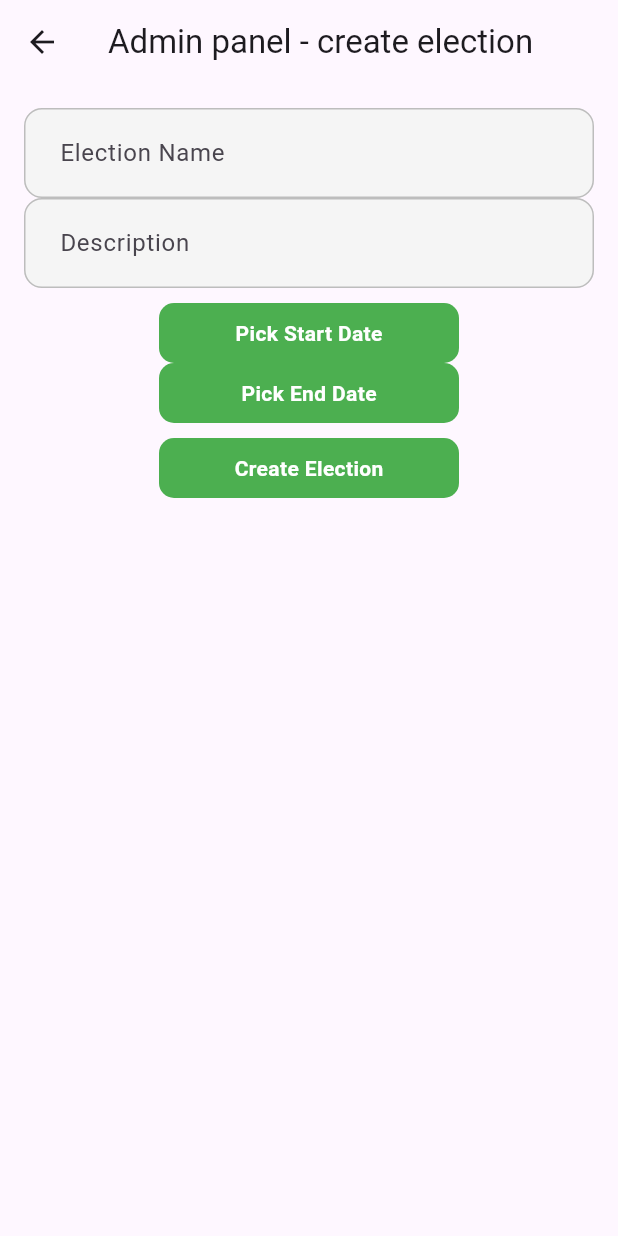
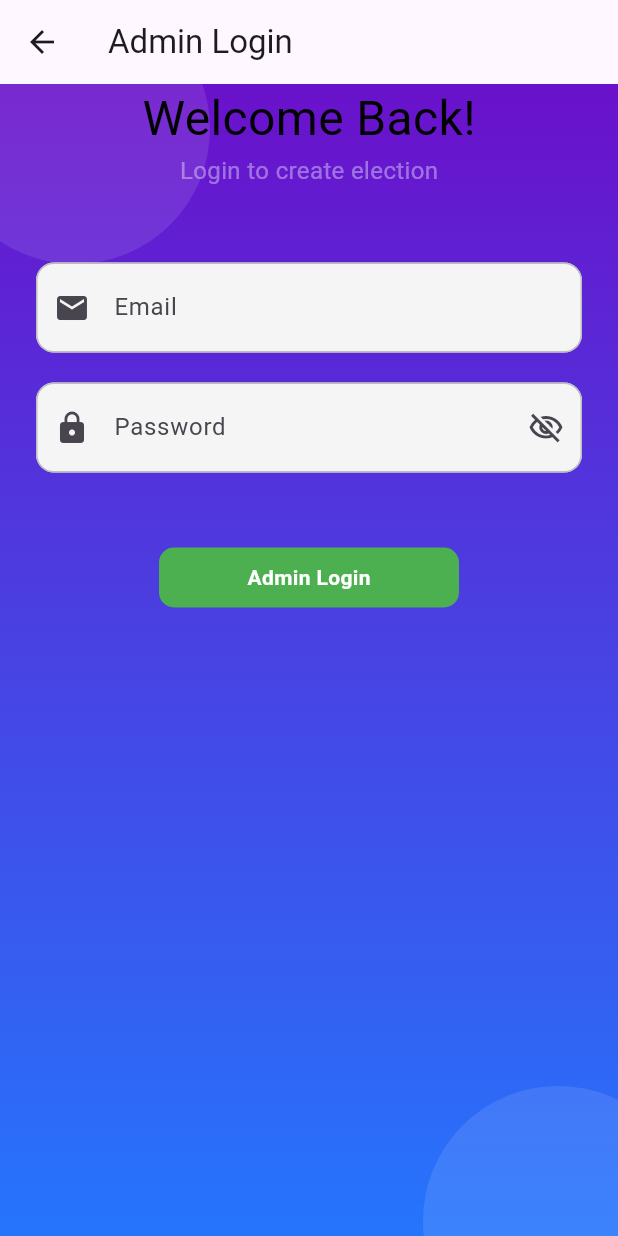
Before and after one commit to farhanfk1/voting-system, a Flutter app: the screen it shows after launch, after a tap on "Admin", on a phone screen of 412 x 824 dp. Run offline on Flutter 3.47's test engine with Material 3 defaults, Android fonts, the light colour scheme and no system bars; our stand-ins replace another_flushbar, firebase_auth, firebase_core, fluttertoast; missing offline and left inert: web3dart; accounts and stored records are empty; network calls fail.

Commit message:
home, voter, result Screen code

```diff
--- a/voting_system/lib/main.dart
+++ b/voting_system/lib/main.dart
@@ -4,8 +4,10 @@ import 'package:flutter/material.dart';
 import 'package:provider/provider.dart';
 import 'package:voting_system/utils/routes/routes.dart';
 import 'package:voting_system/utils/routes/routes_name.dart';
+import 'package:voting_system/viewsModel/admin_auth_view_model.dart';
 import 'package:voting_system/viewsModel/election_view_model.dart';
 import 'package:voting_system/viewsModel/login_view_model.dart';
+import 'package:voting_system/viewsModel/vote_view_model.dart';
 
 void main() async{
    WidgetsFlutterBinding.ensureInitialized();
@@ -37,7 +39,10 @@ class MyApp extends StatelessWidget {
 
     return MultiProvider(providers: [
       ChangeNotifierProvider(create: (_) => LoginViewModel()),
+      ChangeNotifierProvider(create: (_) => AdminAuthViewModel()),
       ChangeNotifierProvider(create: (_) => ElectionViewModel()),
+      ChangeNotifierProvider(create: (_) => VoteViewModel()),
+
 
     ],
     child:  MaterialApp(
--- a/voting_system/lib/utils/routes/routes.dart
+++ b/voting_system/lib/utils/routes/routes.dart
@@ -1,10 +1,13 @@
 import 'package:flutter/material.dart';
 import 'package:voting_system/utils/routes/routes_name.dart';
+import 'package:voting_system/views/Admin_login.dart';
 import 'package:voting_system/views/create_election_view.dart';
 import 'package:voting_system/views/forgor_password.dart';
 import 'package:voting_system/views/home.dart';
 import 'package:voting_system/views/login.dart';
+import 'package:voting_system/views/result.dart';
 import 'package:voting_system/views/signup.dart';
+import 'package:voting_system/views/vote.dart';
 
 class Routes {
   static Route<dynamic> generateRoute(RouteSettings settings){
@@ -13,6 +16,9 @@ class Routes {
 
       case RoutesName.login:
       return MaterialPageRoute(builder: (BuildContext context)=> LoginScreen());
+
+      case RoutesName.admin:
+      return MaterialPageRoute(builder: (BuildContext context)=> AdminLoginScreen());
 
        case RoutesName.signup:
       return MaterialPageRoute(builder: (BuildContext context)=> SignUpScreen());
@@ -26,6 +32,22 @@ class Routes {
       case RoutesName.home:
       return MaterialPageRoute(builder: (BuildContext context)=> HomeScreen());
 
+
+      case RoutesName.voter:
+      final args = settings.arguments as Map<String, dynamic>;
+      return MaterialPageRoute(builder: (BuildContext context)=> VoterScreen(
+            electionId: args['electionId'],
+          electionName: args['electionName'],
+
+      ));
+
+
+      case RoutesName.result:
+            final args = settings.arguments as Map<String, dynamic>;
+      return MaterialPageRoute(builder: (BuildContext context)=> ResultScreen(
+        electionId: args['electionId'],
+      ));
+
       default:
       return MaterialPageRoute(builder: (_){
        return Scaffold(
--- a/voting_system/lib/utils/routes/routes_name.dart
+++ b/voting_system/lib/utils/routes/routes_name.dart
@@ -1,5 +1,6 @@
 class RoutesName {
   static const String  login = 'login_screen';
+    static const String  admin = 'admin_screen';
   static const String  signup = 'signup_screen';
     static const String  forgot = 'forgot_screen';
   static const String  createElection = 'createElection_screen';
--- /dev/null
+++ b/voting_system/lib/views/Admin_login.dart
@@ -0,0 +1,171 @@
+import 'package:flutter/material.dart';
+import 'package:provider/provider.dart';
+import 'package:voting_system/utils/routes/routes_name.dart';
+import 'package:voting_system/utils/utils.dart';
+import 'package:voting_system/viewsModel/admin_auth_view_model.dart';
+import 'package:voting_system/widgets/reusable_textfield.dart';
+import 'package:voting_system/widgets/round_button.dart';
+
+class AdminLoginScreen extends StatefulWidget {
+  const AdminLoginScreen({super.key});
+
+  @override
+  State<AdminLoginScreen> createState() => _AdminLoginScreenState();
+}
+
+class _AdminLoginScreenState extends State<AdminLoginScreen> {
+       ValueNotifier<bool> _obsecurePassword = ValueNotifier<bool>(true);
+       final TextEditingController _emailController = TextEditingController();
+       final TextEditingController _passwordController = TextEditingController();
+       final _formKey = GlobalKey<FormState>();
+     FocusNode emailFocusNode = FocusNode();
+    FocusNode passwordFocusNode = FocusNode();
+  void _login()async{
+    final email = _emailController.text.trim().toLowerCase();
+    final password = _passwordController.text.trim();
+final viewModel = Provider.of<AdminAuthViewModel>(context, listen: false);
+final success = await viewModel.adminLogin(email, password);
+if (success){
+ Navigator.pushNamed(context, RoutesName.createElection);
+}else{
+  ScaffoldMessenger.of(context).showSnackBar(SnackBar(content: Text('Invalid admin credentials')));
+}
+
+  }
+  @override
+  void dispose() {
+      _emailController.dispose();
+      _passwordController.dispose();
+      _obsecurePassword.dispose();
+      emailFocusNode.dispose();
+      passwordFocusNode.dispose();
+    super.dispose();
+  }
+  @override
+  Widget build(BuildContext context) {
+      final viewModel = Provider.of<AdminAuthViewModel>(context);
+
+    return Scaffold(
+      appBar: AppBar(title: const Text("Admin Login")),
+   body: Stack(
+     children:[
+      Container(
+        decoration: BoxDecoration(
+          gradient: LinearGradient(colors: [Color(0xFF6a11cb), Color(0xFF2575fc)],
+          begin: Alignment.topCenter,
+          end: Alignment.bottomCenter
+          )
+        ),
+      ),
+
+         Positioned(
+          top: -60,
+         left: -40,
+          child: Container(
+            height: 180,
+            width: 180,
+            decoration: BoxDecoration(
+              shape: BoxShape.circle,
+              color: Colors.white.withOpacity(0.1),
+            ),
+          )
+          ),
+          Positioned(
+            bottom: -80,
+            right: -50,
+            child: Container(
+              height: 180,
+              width: 180,
+              decoration: BoxDecoration(
+                shape: BoxShape.circle,
+                color: Colors.white.withOpacity(0.1),
+              ),
+            )
+            ),
+
+      Column(
+       mainAxisSize: MainAxisSize.min,
+       children: [
+                 Text("Welcome Back!", style: TextStyle(
+                 fontSize: 32, color: Colors.black)),
+                 Text("Login to create election",
+                 style: TextStyle(
+                 fontSize: 16, color: Colors.white38)),
+                 SizedBox(height: 50),
+
+       Form(
+         key: _formKey,
+         child: Padding(
+           padding: const EdgeInsets.symmetric(horizontal: 24.0),
+           child: Column(
+           mainAxisAlignment: MainAxisAlignment.center,
+           crossAxisAlignment: CrossAxisAlignment.center,
+             children: [
+               ReusableTextFormField(
+                        controller: _emailController,
+                        hintText: "Enter Email",
+                        labelText: 'Email',
+                        focusNode: emailFocusNode,
+                        prefixIcon: Icon(Icons.email),
+                           validator: (value){
+                           if(value == null || value.isEmpty){
+                             return 'Please enter your email';
+                           }
+                           if(!value.contains('@')){
+                             return 'Enter a valif Email';
+                           }
+                           return null;
+                         },
+                         onFieldSubmitted: (value){
+                          Utils.fieldFocusChange(context, emailFocusNode, passwordFocusNode);
+                         },
+                 ),
+                           SizedBox(height: 20,),
+                         ValueListenableBuilder(
+                             valueListenable: _obsecurePassword,
+                              builder: (context, value, child){
+                               return ReusableTextFormField(
+                           controller: _passwordController,
+                           hintText: "Enter your password",
+                           labelText: "Password",
+                           focusNode: passwordFocusNode,
+                           obscureText: value,
+                           prefixIcon: Icon(Icons.lock),
+                           suffixIcon:  Icon(
+                            value ?
+                            Icons.visibility_off_outlined :
+                            Icons.visibility_outlined
+                               ),
+                               onpress: (){
+                             _obsecurePassword.value = !value;
+                               },
+
+                               validator: (value){
+                           if(value == null || value.isEmpty){
+                             return 'Please enter your pssword';
+                           } if(value.length < 6){
+                            return 'Your password is less than 6 digit';
+                           }
+                           return null;
+                         },
+                               );
+                              }
+                              ),
+
+           SizedBox(height: 50,),
+           viewModel.isLoading ?
+           const CircularProgressIndicator() :
+           RoundButton(onPress: (){
+             _login();
+           },
+            title: 'Admin Login')
+             ],
+           ),
+         ),
+       ),
+
+      ],),]
+   ),
+    );
+  }
+}
--- a/voting_system/lib/views/login.dart
+++ b/voting_system/lib/views/login.dart
@@ -202,7 +202,7 @@ class _LoginScreenState extends State<LoginScreen> {
                             ],
                            ),
                        TextButton(onPressed: (){
-                      Navigator.pushNamed(context, RoutesName.createElection);
+                      Navigator.pushNamed(context, RoutesName.admin);
                               },
                                child: Text("Admin", style: TextStyle(
                                 fontWeight: FontWeight.bold,
--- /dev/null
+++ b/voting_system/lib/viewsModel/admin_auth_view_model.dart
@@ -0,0 +1,52 @@
+import 'package:firebase_auth/firebase_auth.dart';
+import 'package:flutter/widgets.dart';
+
+class AdminAuthViewModel with ChangeNotifier {
+    final FirebaseAuth _auth = FirebaseAuth.instance;
+
+  final String _adminEmail = 'farhankhanbamkhel170@gmail.com';
+  final String _adminPassword = 'adminfarhan';
+
+  bool _isLoading = false;
+  bool get isLoading => _isLoading;
+
+  bool _isLoggedIn = false;
+  bool get isLoggedIn => _isLoggedIn;
+
+  Future<bool> adminLogin(String email, String password) async {
+    _isLoading = true;
+    notifyListeners();
+
+   try{
+    final userCredential = await _auth.signInWithEmailAndPassword(
+      email: email,
+      password: password);
+
+      // Step 2: Allow only specific admin email
+
+    if (userCredential.user != null && email == _adminEmail && password == _adminPassword){
+        _isLoggedIn = true;
+        _isLoading = false;
+        notifyListeners();
+        return true;
+    } else{
+              // Logged in but not an admin → log out immediately
+        await _auth.signOut();
+        _isLoading = false;
+        notifyListeners();
+        return false;
+    }
+
+   } on FirebaseAuthException catch (e){
+          debugPrint("Login failed: ${e.message}");
+      _isLoading = false;
+      notifyListeners();
+      return false;
+   }
+  }
+  void logout() async{
+    await _auth.signOut();
+    _isLoggedIn = false;
+    notifyListeners();
+  }
+}
```
Also changed, not shown: voting_system/lib/repository/vote_repository.dart (added, +79 -0 lines), voting_system/lib/views/forgor_password.dart (+54 -3 lines), voting_system/lib/views/home.dart (+29 -1 lines), voting_system/lib/views/result.dart (+50 -0 lines), voting_system/lib/views/vote.dart (+67 -0 lines), voting_system/lib/viewsModel/vote_view_model.dart (added, +43 -0 lines).
